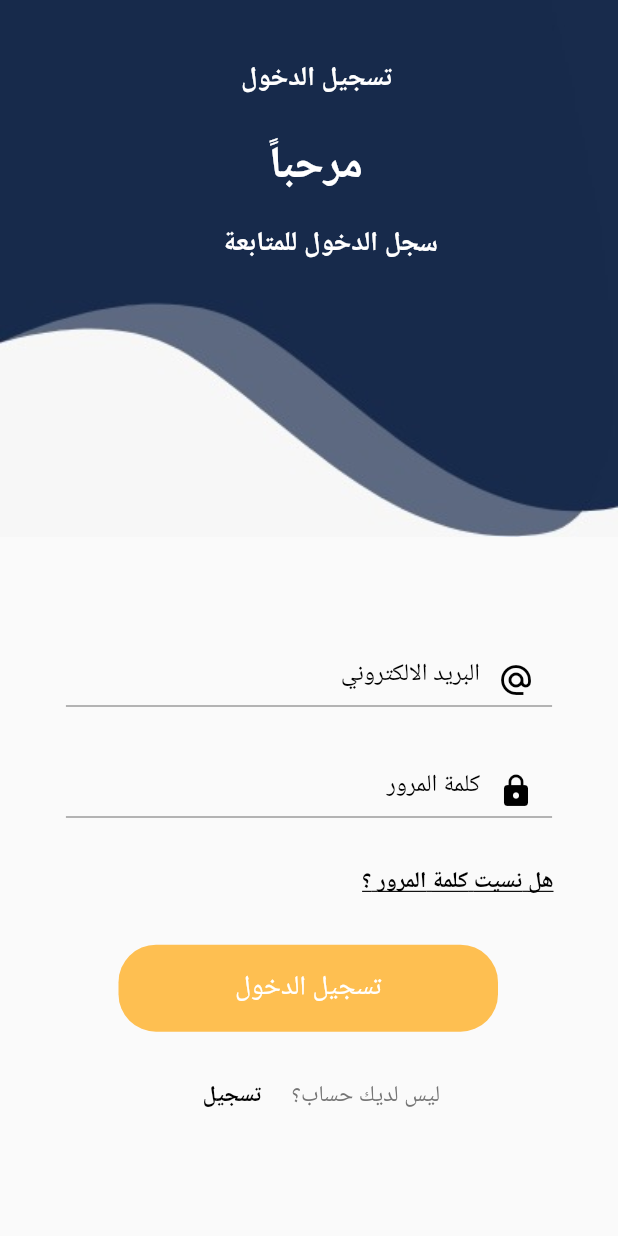
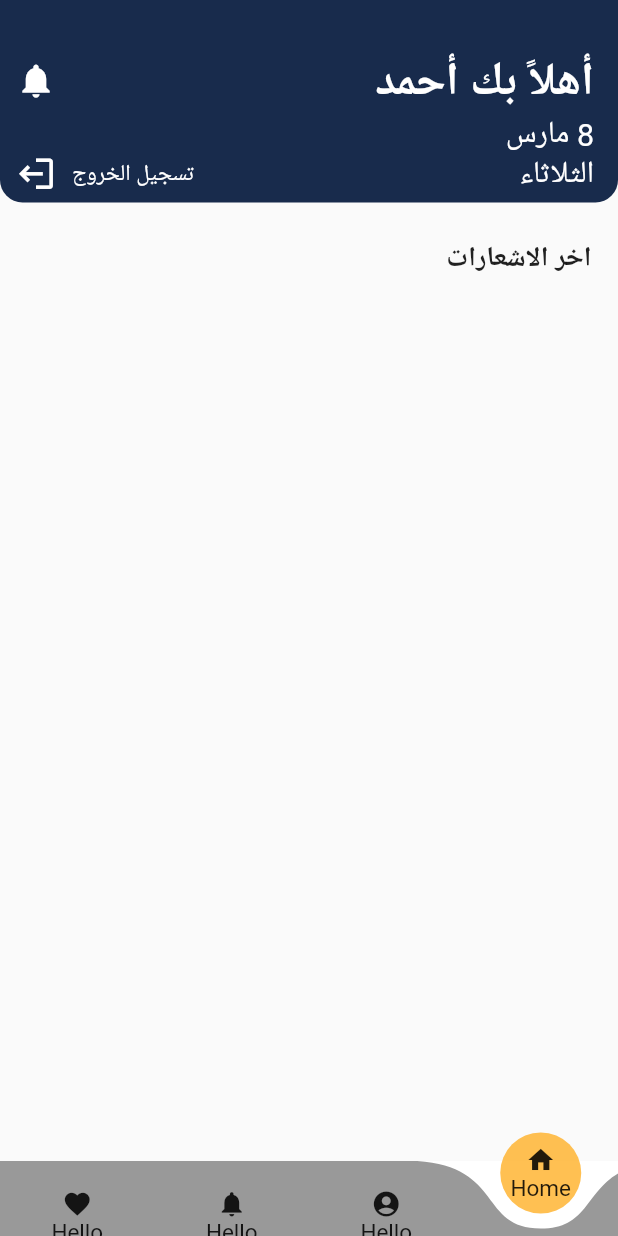
Before and after one commit to AhmadMAbuGhali/agc_conpany, a Flutter app: the screen it shows after launch, after a tap on "تسجيل الدخول", on a phone screen of 412 x 824 dp. Run offline on Flutter 3.47's test engine with Material 2 defaults, Android fonts, the phone set to English and light mode, and no system bars; drawn by our look-alikes of curved_navigation_bar; our stand-ins replace flutter_screenutil, get, google_fonts; missing offline and left inert: splash_screen_view.

Commit message:
home page

```diff
--- /dev/null
+++ b/lib/ui/company_member/accountant/home.dart
@@ -0,0 +1,147 @@
+import 'dart:math' as math;
+import 'package:agc_conpany/ui/registration/login.dart';
+import 'package:flutter/material.dart';
+import 'package:flutter_screenutil/flutter_screenutil.dart';
+
+class HomeAccountant extends StatelessWidget {
+  List<String> MONTHS = [
+    "يناير",
+    "فبراير",
+    "مارس",
+    "أبريل",
+    "مايو",
+    "يونيو",
+    "يوليو",
+    "أغسطس",
+    "سبتمبر",
+    "أكتوبر",
+    "نوفمبر",
+    "ديسمبر"
+  ];
+  List<String> day = [
+    'الأثنين',
+    'الثلاثاء',
+    'الأربعاء',
+    'الخميس',
+    'الجمعة',
+    'السبت',
+    'الأحد',
+  ];
+
+  DateTime now = new DateTime.now();
+  String formattedDateTime() {
+    return now.day.toString() + " " + MONTHS[now.month - 1];
+  }
+
+  String formattedDay() {
+    return day[now.weekday - 1];
+  }
+
+  @override
+  Widget build(BuildContext context) {
+    // TODO: implement build
+    return Scaffold(
+      body: SafeArea(
+        child: Column(
+          crossAxisAlignment: CrossAxisAlignment.start,
+          children: [
+            Container(
+              width: MediaQuery.of(context).size.width,
+              height: 133.h,
+              decoration: const BoxDecoration(
+                  color: Color(0xFF182B4C),
+                  borderRadius: BorderRadius.only(
+                      bottomLeft: Radius.circular(15.0),
+                      bottomRight: Radius.circular(15.0))),
+              child: Stack(
+                children: [
+                  Positioned(
+                      top: 30,
+                      right: 16,
+                      left: 0,
+                      child: Row(
+                        children: [
+                          Text(
+                            'أهلاً بك أحمد',
+                            style: TextStyle(
+                                fontSize: 30.sp,
+                                fontWeight: FontWeight.bold,
+                                color: Colors.white),
+                          ),
+                          const Spacer(),
+                          IconButton(
+                              onPressed: () {},
+                              icon: const Icon(
+                                Icons.notifications,
+                                size: 27,
+                                color: Colors.white,
+                              ))
+                        ],
+                      )),
+                  Positioned(
+                      top: 75,
+                      right: 16,
+                      left: 0,
+                      child: Text(
+                        formattedDateTime(),
+                        style: TextStyle(fontSize: 20.sp, color: Colors.white),
+                      )),
+                  Positioned(
+                      top: 92,
+                      right: 16,
+                      left: 0,
+                      child: Row(
+                        children: [
+                          Text(
+                            formattedDay(),
+                            style:
+                                TextStyle(fontSize: 20.sp, color: Colors.white),
+                          ),
+                          const Spacer(),
+                          InkWell(
+                              onTap: () {
+                                Navigator.push(
+                                  context,
+                                  MaterialPageRoute(
+                                      builder: (context) => Login()),
+                                );
+                              },
+                              child: Container(
+                                child: Row(
+                                  children: [
+                                    const Text(
+                                      'تسجيل الخروج',
+                                      style: TextStyle(color: Colors.white),
+                                    ),
+                                    Transform(
+                                      alignment: Alignment.center,
+                                      transform: Matrix4.rotationY(math.pi),
+                                      child: IconButton(
+                                          onPressed: () {},
+                                          icon: const Icon(
+                                            Icons.logout,
+                                            size: 27,
+                                            color: Colors.white,
+                                          )),
+                                    )
+                                  ],
+                                ),
+                              ))
+                        ],
+                      )),
+                ],
+              ),
+            ),
+            Padding(
+              padding: EdgeInsets.only(top: 24.h, right: 16.w),
+              child: Text(
+                'اخر الاشعارات',
+                style: TextStyle(fontSize: 18.sp, fontWeight: FontWeight.bold),
+              ),
+            ),
+          ],
+        ),
+      ),
+    );
+  }
+}
--- a/lib/ui/nav_bar.dart
+++ b/lib/ui/nav_bar.dart
@@ -1,3 +1,4 @@
+import 'package:agc_conpany/ui/company_member/accountant/home.dart';
 import 'package:agc_conpany/ui/registration/login.dart';
 import 'package:curved_navigation_bar/curved_navigation_bar.dart';
 import 'package:flutter/material.dart';
@@ -20,41 +21,40 @@ class _HomeScreenState extends State<NavScreen> {
     return Scaffold(
         bottomNavigationBar: CurvedNavigationBar(
           key: _bottomNavigationKey,
-
           index: 0,
           height: 50.0,
-          items:  <Widget>[
+          items: <Widget>[
             Column(
               mainAxisAlignment: MainAxisAlignment.center,
               children: const [
-                Icon(Icons.movie, size: 20),
-                Text('Hello'),
+                Icon(Icons.home, size: 20),
+                Text('Home'),
               ],
-            ),  Column(
+            ),
+            Column(
               mainAxisAlignment: MainAxisAlignment.center,
               children: const [
                 Icon(Icons.account_circle, size: 20),
                 Text('Hello'),
               ],
-            ),  Column(
+            ),
+            Column(
               mainAxisAlignment: MainAxisAlignment.center,
               children: const [
                 Icon(Icons.notifications, size: 20),
                 Text('Hello'),
               ],
-            ),  Column(
+            ),
+            Column(
               mainAxisAlignment: MainAxisAlignment.center,
               children: const [
                 Icon(Icons.favorite, size: 20),
                 Text('Hello'),
               ],
             ),
-
-
-
           ],
-          color:Colors.black.withOpacity(0.4),
-          buttonBackgroundColor: orangeClr ,
+          color: Colors.black.withOpacity(0.4),
+          buttonBackgroundColor: orangeClr,
           backgroundColor: Colors.white,
           animationCurve: Curves.easeInOut,
           animationDuration: const Duration(milliseconds: 600),
@@ -92,7 +92,7 @@ class _HomeScreenState extends State<NavScreen> {
   Widget ppage(int index) {
     switch (index) {
       case 0:
-        return Login();
+        return HomeAccountant();
       case 1:
         return Login();
       case 2:
--- a/lib/ui/registration/login.dart
+++ b/lib/ui/registration/login.dart
@@ -1,4 +1,5 @@
 import 'package:agc_conpany/componant/input_feild.dart';
+import 'package:agc_conpany/ui/nav_bar.dart';
 import 'package:agc_conpany/ui/registration/sign_up.dart';
 import 'package:flutter/material.dart';
 import 'package:flutter_screenutil/flutter_screenutil.dart';
@@ -74,17 +75,6 @@ class Login extends StatelessWidget {
                           fontWeight: FontWeight.bold),
                     ),
                   ),
-                  // Positioned(
-                  //   right: -25,
-                  //   height: 353.h,
-                  //   width: 416.w,
-                  //   child: Container(
-                  //     decoration: const BoxDecoration(
-                  //         image: DecorationImage(
-                  //       image: AssetImage('assets/images/ndark.png'),
-                  //     )),
-                  //   ),
-                  // ),
                 ],
               ),
             ),
@@ -137,7 +127,12 @@ class Login extends StatelessWidget {
             Padding(
               padding: const EdgeInsets.only(right: 80),
               child: PrimaryButton(
-                onTap: () {},
+                onTap: () {
+                  Navigator.push(
+                    context,
+                    MaterialPageRoute(builder: (context) => NavScreen()),
+                  );
+                },
                 label: 'تسجيل الدخول ',
               ),
             ),
```
Also changed, not shown: lib/ui/company_member/accountant/a.dart (deleted).
